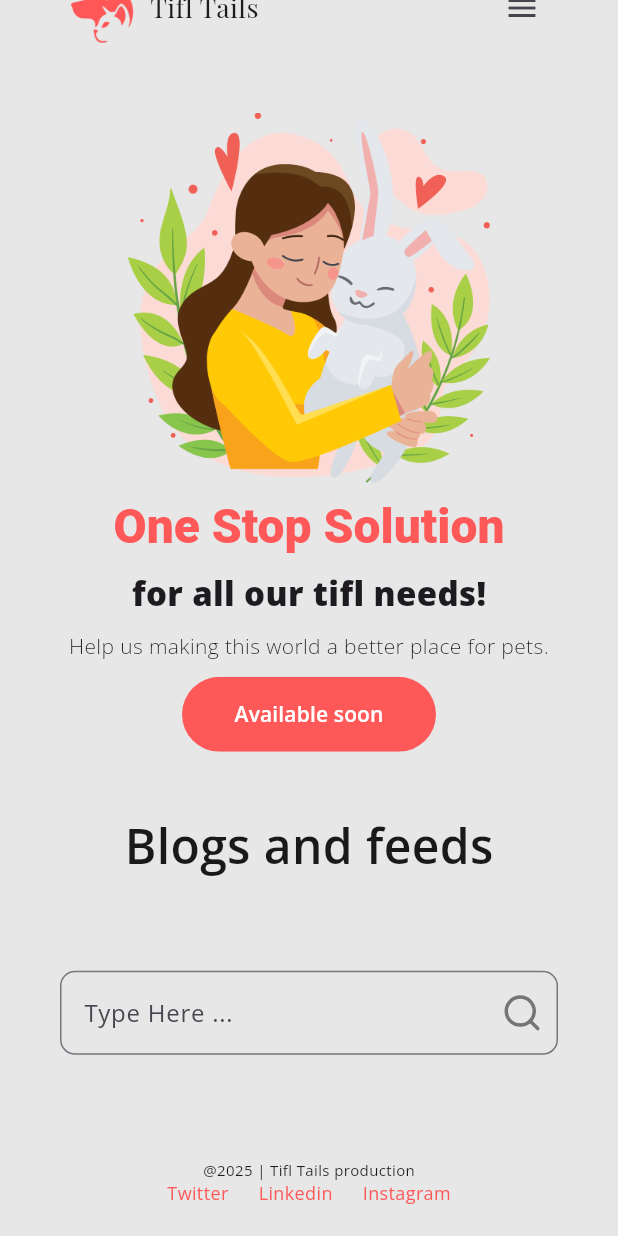
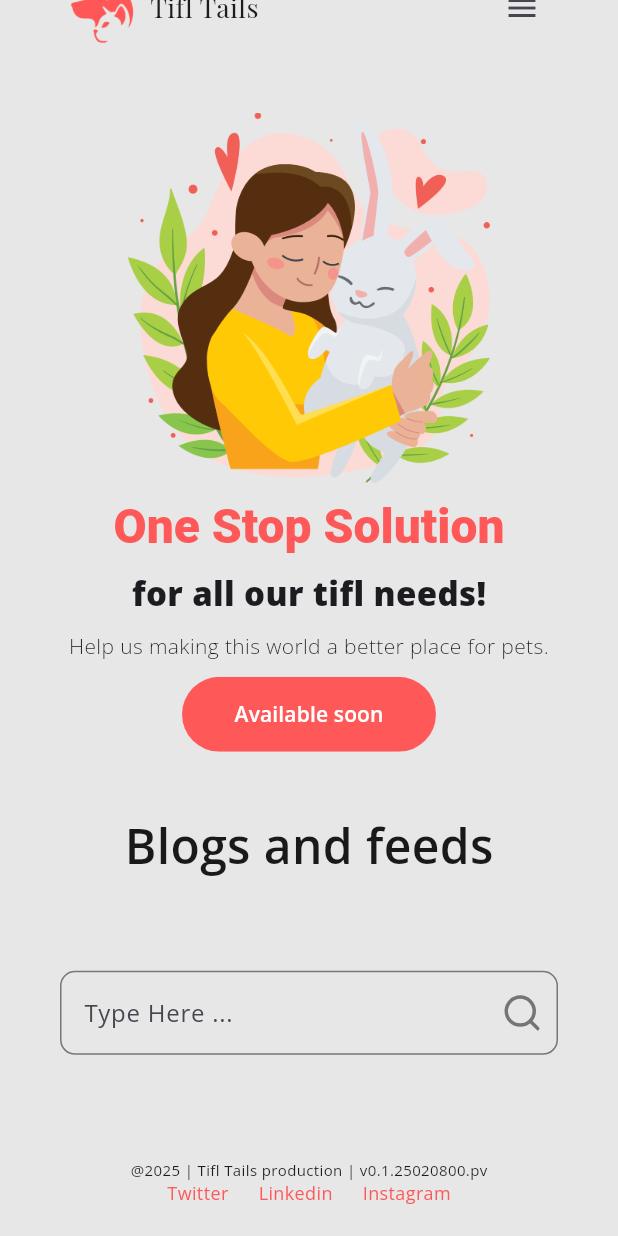
Before and after one commit to hajul-dhanish/tifltails.com, a Flutter app: the screen it shows after launch, scrolled down 45 dp, on a phone screen of 412 x 824 dp. Run offline on Flutter 3.47's test engine with Material 3 defaults, Android fonts, the phone set to English and light mode, and no system bars; our stand-ins replace flutter_svg, google_fonts, loading_indicator, supabase_flutter; missing offline and left inert: markdown_editor_plus; accounts and stored records are empty.

Commit message:
release vir added

```diff
--- a/lib/constants.dart
+++ b/lib/constants.dart
@@ -1,3 +1,4 @@
+import 'package:TiflTails/main.dart';
 import 'package:flutter/material.dart';
 
 // const kPrimaryColor = Color(0XFF88C54D);
@@ -16,7 +17,7 @@ const kDefaultDuration = Duration(milliseconds: 250);
 final String appName = "Tifl Tails";
 final String appLogo = "assets/images/logo.png";
 final String currentYear = DateTime.now().year.toString();
-final String kFooterText = '@$currentYear | $appName production';
+final String kFooterText = '@$currentYear | $appName production | $releaseVersion';
 
 final String kMainTitle = "One Stop Solution";
 final String kMainSubTitle = "for all our tifl needs!";
--- a/lib/main.dart
+++ b/lib/main.dart
@@ -4,6 +4,8 @@ import 'package:TiflTails/constants.dart';
 import 'package:TiflTails/screens/home/home_view.dart';
 import 'package:google_fonts/google_fonts.dart';
 import 'package:supabase_flutter/supabase_flutter.dart';
+
+final String releaseVersion = "v0.1.25020800.pv";
 
 Future<void> main() async {
   await Supabase.initialize(
```
